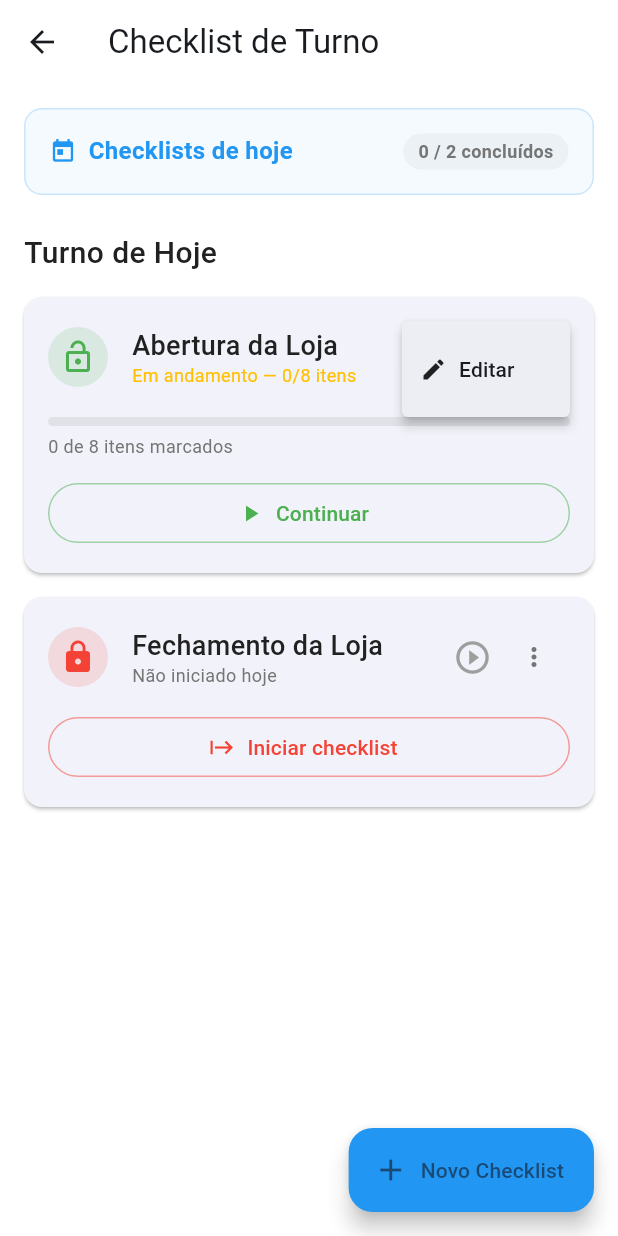
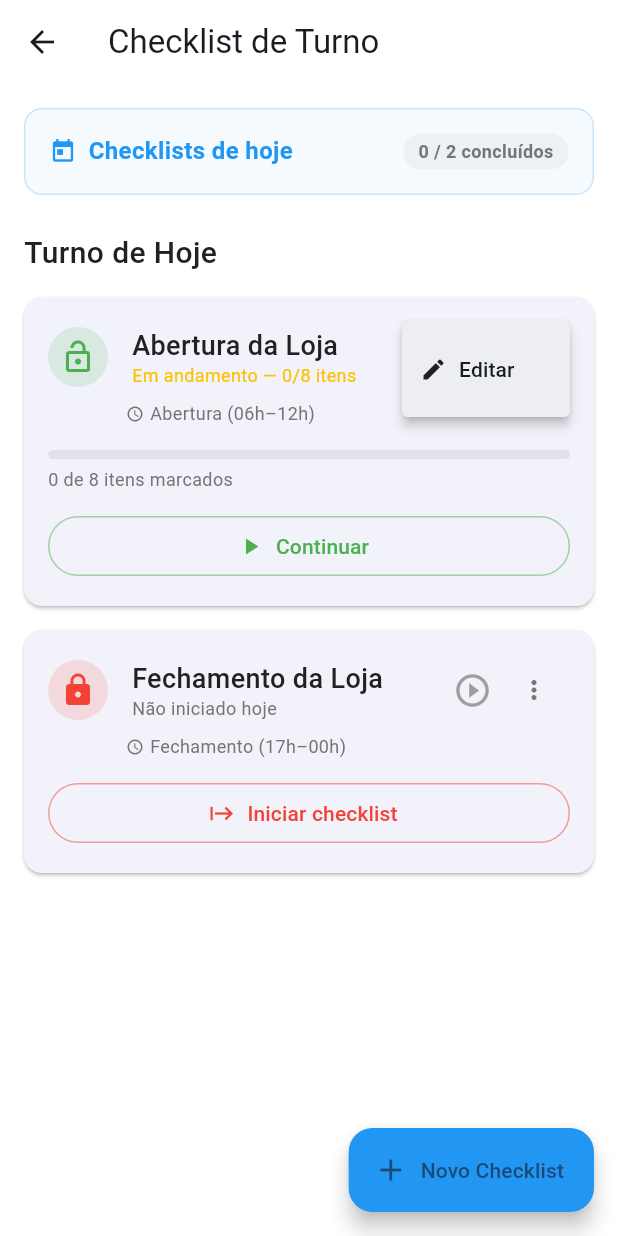
Before and after one commit to unyxapp-bit/Fiscal-assistent, a Flutter app: the ChecklistScreen screen opened directly, after a tap on "Iniciar checklist", after a tap on the "more vert" icon, on a phone screen of 412 x 824 dp. Run offline on Flutter 3.47's test engine with Material 3 defaults, Android fonts, the phone set to English and light mode, and no system bars; our stand-ins replace connectivity_plus, drift, equatable, flutter_dotenv, flutter_local_notifications, share_plus and 2 more; accounts and stored records are empty; generated files the repository leaves out were written again; network calls fail.

Commit message:
feat: periodização de checklists com janela de notificação por horário
- Adiciona enum PeriodizacaoChecklist (qualquerHorario / abertura / fechamento / horarioEspecifico)
- ChecklistTemplate agora armazena periodizacao e horarioNotificacao
- ChecklistProvider.deveNotificarAgora(): retorna true apenas se o checklist está pendente E dentro da janela de horário configurada
- Templates padrão recebem periodizacao automática (abertura→06h-12h, fechamento→17h-00h)
- Formulário de template exibe seletor de periodização e picker de horário específico (±30 min)
- Tela de checklist exibe badge de horário em cada card
- Dashboard: alertas e badge de navegação filtrados por deveNotificarAgora, sem mais notificação fora da janela

Co-Authored-By: Claude Sonnet 4.6 <noreply@anthropic.com>

```diff
--- a/lib/presentation/providers/checklist_provider.dart
+++ b/lib/presentation/providers/checklist_provider.dart
@@ -56,6 +56,56 @@ IconData iconeChecklistParaKey(String key) =>
     kChecklistIcones.where((e) => e.$1 == key).firstOrNull?.$2 ??
     Icons.checklist;
 
+// ── PeriodizacaoChecklist ──────────────────────────────────────────────────────
+
+enum PeriodizacaoChecklist {
+  qualquerHorario,
+  abertura, // 06:00 – 12:00
+  fechamento, // 17:00 – 23:59
+  horarioEspecifico, // HH:mm ± 30 min
+}
+
+extension PeriodizacaoChecklistX on PeriodizacaoChecklist {
+  String get label {
+    switch (this) {
+      case PeriodizacaoChecklist.qualquerHorario:
+        return 'Sempre';
+      case PeriodizacaoChecklist.abertura:
+        return 'Abertura (06h–12h)';
+      case PeriodizacaoChecklist.fechamento:
+        return 'Fechamento (17h–00h)';
+      case PeriodizacaoChecklist.horarioEspecifico:
+        return 'Horário específico';
+    }
+  }
+
+  String get toValue {
+    switch (this) {
+      case PeriodizacaoChecklist.qualquerHorario:
+        return 'qualquer_horario';
+      case PeriodizacaoChecklist.abertura:
+        return 'abertura';
+      case PeriodizacaoChecklist.fechamento:
+        return 'fechamento';
+      case PeriodizacaoChecklist.horarioEspecifico:
+        return 'horario_especifico';
+    }
+  }
+
+  static PeriodizacaoChecklist fromValue(String? v) {
+    switch (v) {
+      case 'abertura':
+        return PeriodizacaoChecklist.abertura;
+      case 'fechamento':
+        return PeriodizacaoChecklist.fechamento;
+      case 'horario_especifico':
+        return PeriodizacaoChecklist.horarioEspecifico;
+      default:
+        return PeriodizacaoChecklist.qualquerHorario;
+    }
+  }
+}
+
 // ── ChecklistTemplate ─────────────────────────────────────────────────────────
 
 class ChecklistTemplate {
@@ -67,6 +117,11 @@ class ChecklistTemplate {
   final List<String> itens;
   final bool isDefault;
   final DateTime createdAt;
+  final PeriodizacaoChecklist periodizacao;
+
+  /// Horário no formato "HH:mm" — usado apenas quando [periodizacao] ==
+  /// [PeriodizacaoChecklist.horarioEspecifico].
+  final String? horarioNotificacao;
 
   ChecklistTemplate({
     required this.id,
@@ -77,6 +132,8 @@ class ChecklistTemplate {
     required this.itens,
     this.isDefault = false,
     required this.createdAt,
+    this.periodizacao = PeriodizacaoChecklist.qualquerHorario,
+    this.horarioNotificacao,
   });
 
   IconData get icone => iconeChecklistParaKey(iconeKey);
@@ -88,6 +145,9 @@ class ChecklistTemplate {
     String? iconeKey,
     String? corHex,
     List<String>? itens,
+    PeriodizacaoChecklist? periodizacao,
+    String? horarioNotificacao,
+    bool clearHorario = false,
   }) =>
       ChecklistTemplate(
         id: id,
@@ -98,6 +158,9 @@ class ChecklistTemplate {
         itens: itens ?? List<String>.from(this.itens),
         isDefault: isDefault,
         createdAt: createdAt,
+        periodizacao: periodizacao ?? this.periodizacao,
+        horarioNotificacao:
+            clearHorario ? null : (horarioNotificacao ?? this.horarioNotificacao),
       );
 
   Map<String, dynamic> toMap(String fiscalId) => {
@@ -110,6 +173,8 @@ class ChecklistTemplate {
         'itens': itens,
         'is_default': isDefault,
         'created_at': createdAt.toIso8601String(),
+        'periodizacao': periodizacao.toValue,
+        'horario_notificacao': horarioNotificacao,
       };
 
   static ChecklistTemplate fromMap(Map<String, dynamic> m) =>
@@ -122,6 +187,9 @@ class ChecklistTemplate {
         itens: List<String>.from(m['itens'] as List? ?? []),
         isDefault: m['is_default'] as bool? ?? false,
         createdAt: DateTime.parse(m['created_at'] as String),
+        periodizacao:
+            PeriodizacaoChecklistX.fromValue(m['periodizacao'] as String?),
+        horarioNotificacao: m['horario_notificacao'] as String?,
       );
 }
 
@@ -221,6 +289,40 @@ class ChecklistProvider with ChangeNotifier {
 
   int get totalConcluidosHoje =>
       _templates.where((t) => foiConcluidoHoje(t.id)).length;
+
+  /// Retorna true se a janela de notificação do template está ativa agora.
+  /// Independe de o checklist já ter sido concluído.
+  bool estaNoJanela(String templateId) {
+    final t = _templates.where((t) => t.id == templateId).firstOrNull;
+    if (t == null) return true;
+    final agora = DateTime.now();
+    final agoraMin = agora.hour * 60 + agora.minute;
+    switch (t.periodizacao) {
+      case PeriodizacaoChecklist.qualquerHorario:
+        return true;
+      case PeriodizacaoChecklist.abertura:
+        return agoraMin >= 6 * 60 && agoraMin <= 12 * 60;
+      case PeriodizacaoChecklist.fechamento:
+        return agoraMin >= 17 * 60 && agoraMin <= 23 * 60 + 59;
+      case PeriodizacaoChecklist.horarioEspecifico:
+        final h = t.horarioNotificacao;
+        if (h == null) return true;
+        final parts = h.split(':');
+        if (parts.length < 2) return true;
+        final targetMin =
+            (int.tryParse(parts[0]) ?? 0) * 60 + (int.tryParse(parts[1]) ?? 0);
+        return (agoraMin - targetMin).abs() <= 30;
+    }
+  }
+
+  /// Retorna true se o template deve mostrar alerta agora:
+  /// não concluído hoje E dentro da janela de notificação.
+  bool deveNotificarAgora(String templateId) =>
+      !foiConcluidoHoje(templateId) && estaNoJanela(templateId);
+
+  /// Templates com checklist pendente cuja janela de notificação está ativa.
+  List<ChecklistTemplate> get templatesPendentesAgora =>
+      _templates.where((t) => deveNotificarAgora(t.id)).toList();
 
   // ── Load ───────────────────────────────────────────────────────────────────
 
@@ -423,6 +525,7 @@ class ChecklistProvider with ChangeNotifier {
         itens: List<String>.from(_itensAbertura),
         isDefault: true,
         createdAt: now,
+        periodizacao: PeriodizacaoChecklist.abertura,
       ),
       ChecklistTemplate(
         id: const Uuid().v5(ns, 'checklist:fechamento'),
@@ -433,6 +536,7 @@ class ChecklistProvider with ChangeNotifier {
         itens: List<String>.from(_itensFechamento),
         isDefault: true,
         createdAt: now,
+        periodizacao: PeriodizacaoChecklist.fechamento,
       ),
     ];
   }
--- a/lib/presentation/screens/checklist/checklist_screen.dart
+++ b/lib/presentation/screens/checklist/checklist_screen.dart
@@ -122,6 +122,27 @@ class ChecklistScreen extends StatelessWidget {
                   ),
                 ],
               ),
+
+              // Badge de periodização
+              if (template.periodizacao !=
+                  PeriodizacaoChecklist.qualquerHorario) ...[
+                const SizedBox(height: 6),
+                Row(
+                  children: [
+                    const SizedBox(width: 52), // alinha com o título
+                    const Icon(Icons.schedule, size: 12, color: AppColors.textSecondary),
+                    const SizedBox(width: 4),
+                    Text(
+                      template.periodizacao ==
+                              PeriodizacaoChecklist.horarioEspecifico
+                          ? 'Horário: ${template.horarioNotificacao ?? '--:--'} (±30 min)'
+                          : template.periodizacao.label,
+                      style: AppTextStyles.caption
+                          .copyWith(color: AppColors.textSecondary),
+                    ),
+                  ],
+                ),
+              ],
 
               // Barra de progresso
               if (execucao != null) ...[
--- a/lib/presentation/screens/dashboard/dashboard_screen.dart
+++ b/lib/presentation/screens/dashboard/dashboard_screen.dart
@@ -170,10 +170,10 @@ class _DashboardScreenState extends State<DashboardScreen> {
           onTap: () => Navigator.push(context,
               MaterialPageRoute(builder: (_) => const OcorrenciasScreen())),
         ),
-      if (!checklistProvider.foiConcluidoHoje('abertura'))
+      for (final t in checklistProvider.templatesPendentesAgora)
         _AlertItem(
           icon: Icons.checklist,
-          label: 'Checklist de abertura pendente',
+          label: 'Checklist pendente: ${t.titulo}',
           color: AppColors.primary,
           onTap: () => Navigator.push(context,
               MaterialPageRoute(builder: (_) => const ChecklistScreen())),
@@ -480,9 +480,7 @@ class _DashboardScreenState extends State<DashboardScreen> {
                         icon: Icons.checklist,
                         label: 'Checklist',
                         color: AppColors.success,
-                        badge: checklistProvider.templates.isNotEmpty &&
-                                checklistProvider.totalConcluidosHoje <
-                                    checklistProvider.templates.length
+                        badge: checklistProvider.templatesPendentesAgora.isNotEmpty
                             ? '!'
                             : null,
                         onPressed: () => Navigator.of(context).push(
@@ -570,7 +568,7 @@ class _DashboardScreenState extends State<DashboardScreen> {
                           notaProvider.totalLembretesVencidos > 0,
                       atencao: ocorrenciaProvider.totalAbertas > 0 ||
                           entregaProvider.totalSeparadas > 0 ||
-                          !checklistProvider.foiConcluidoHoje('abertura'),
+                          checklistProvider.templatesPendentesAgora.isNotEmpty,
                     ),
                     const SizedBox(height: Dimensions.spacingMD),
 
```
Also changed, not shown: lib/presentation/screens/checklist/checklist_template_form_screen.dart (+77 -0 lines).
